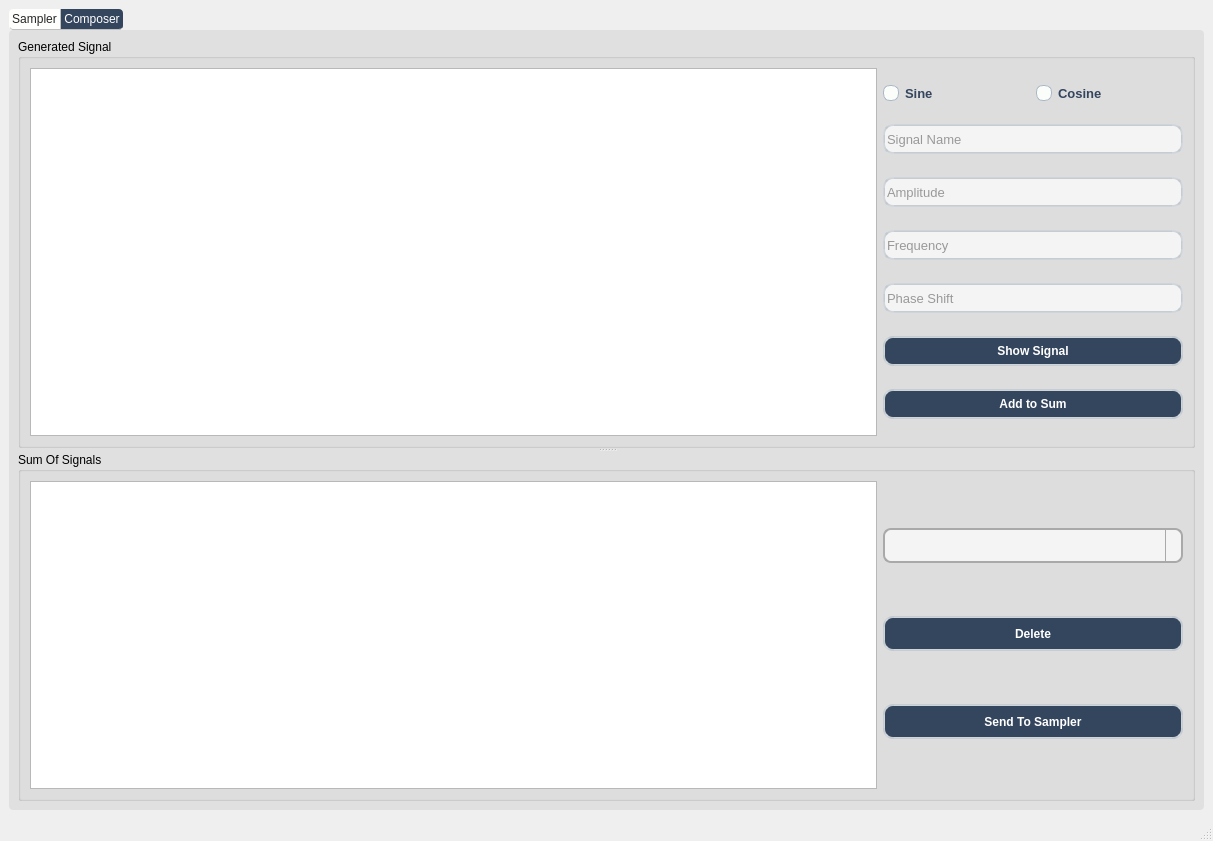
This is Sampling_Studio.ui in malaknasser812/SBME_DSP_SignalReconstruction as Qt 5 draws it before an edit. The edited form follows.
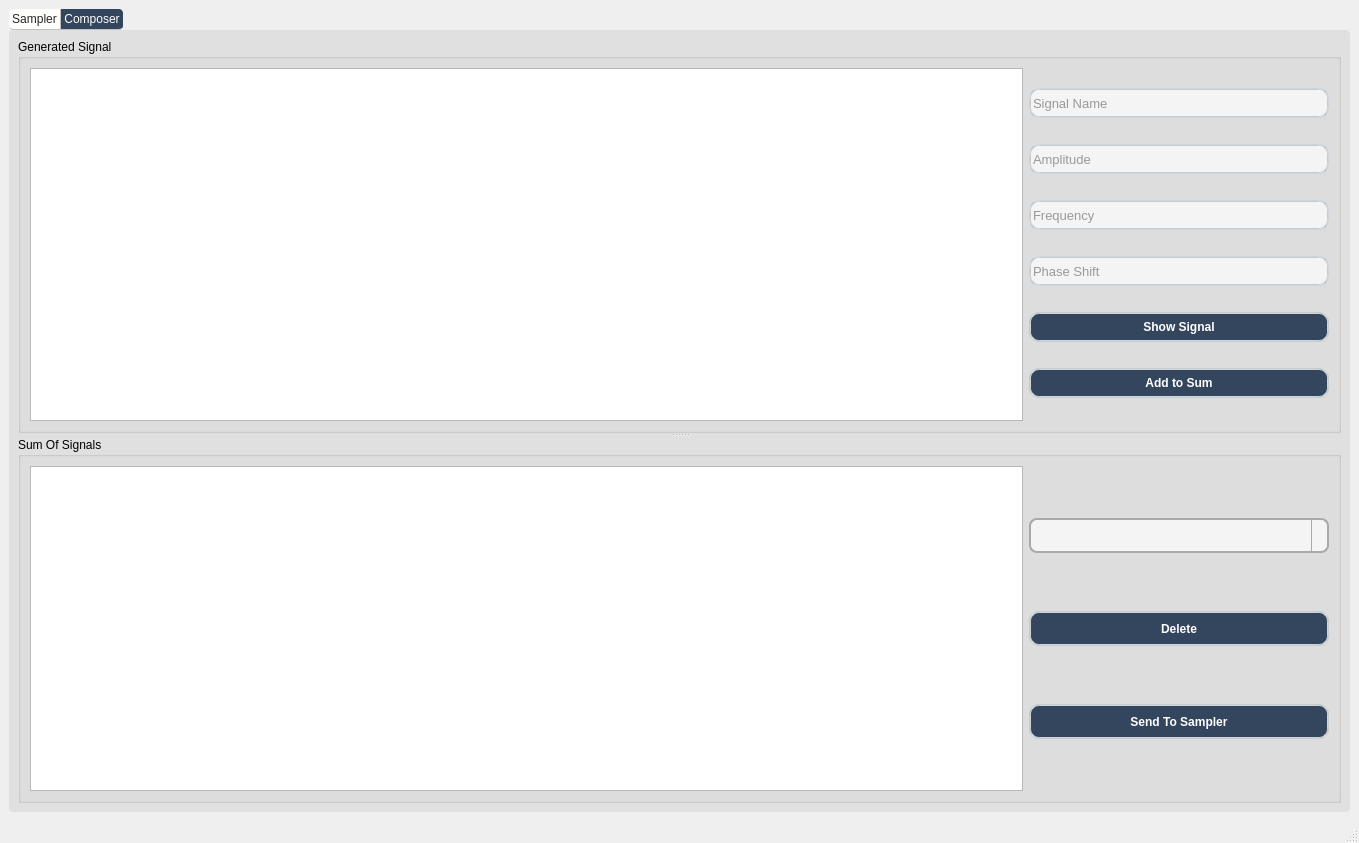
This is the edited form. The open tabs and pages were chosen to show the change. Icons and pictures are not drawn. Custom widgets are drawn as their Qt base class.

Commit message: ui new by farah

Diff of the .ui file:
```diff
--- a/Sampling_Studio.ui
+++ b/Sampling_Studio.ui
@@ -6,8 +6,8 @@
    <rect>
     <x>0</x>
     <y>0</y>
-    <width>1213</width>
-    <height>841</height>
+    <width>1359</width>
+    <height>843</height>
    </rect>
   </property>
   <property name="windowTitle">
@@ -790,66 +790,6 @@
                 <property name="leftMargin">
                  <number>0</number>
                 </property>
-                <item>
-                 <layout class="QHBoxLayout" name="horizontalLayout">
-                  <property name="leftMargin">
-                   <number>0</number>
-                  </property>
-                  <property name="topMargin">
-                   <number>0</number>
-                  </property>
-                  <item>
-                   <widget class="QRadioButton" name="sin_radioButton">
-                    <property name="maximumSize">
-                     <size>
-                      <width>500</width>
-                      <height>16777215</height>
-                     </size>
-                    </property>
-                    <property name="font">
-                     <font>
-                      <pointsize>10</pointsize>
-                      <bold>true</bold>
-                     </font>
-                    </property>
-                    <property name="styleSheet">
-                     <string notr="true">QRadioButton::indicator:checked {
-    border-color: #48a5fd;
-    background-color: qradialgradient(cx:0.5, cy:0.5, radius:0.4,fx:0.5, fy:0.5, stop:0 #ffffff, stop:0.5 #ffffff, stop:0.6 #34455e, stop:1 #34455e);
-}</string>
-                    </property>
-                    <property name="text">
-                     <string>Sine</string>
-                    </property>
-                   </widget>
-                  </item>
-                  <item>
-                   <widget class="QRadioButton" name="cos_radioButton">
-                    <property name="maximumSize">
-                     <size>
-                      <width>500</width>
-                      <height>16777215</height>
-                     </size>
-                    </property>
-                    <property name="font">
-                     <font>
-                      <pointsize>10</pointsize>
-                      <bold>true</bold>
-                     </font>
-                    </property>
-                    <property name="styleSheet">
-                     <string notr="true">QRadioButton::indicator:checked {
-    border-color: #48a5fd;
-    background-color: qradialgradient(cx:0.5, cy:0.5, radius:0.4,fx:0.5, fy:0.5, stop:0 #ffffff, stop:0.5 #ffffff, stop:0.6 #34455e, stop:1 #34455e);
-}</string>
-                    </property>
-                    <property name="text">
-                     <string>Cosine</string>
-                    </property>
-                   </widget>
-                  </item>
-                 </layout>
-                </item>
                 <item>
                  <widget class="QLineEdit" name="name_lineEdit">
                   <property name="minimumSize">
@@ -977,6 +917,7 @@
                   </property>
                   <property name="font">
                    <font>
+                    <weight>75</weight>
                     <bold>true</bold>
                    </font>
                   </property>
@@ -1019,6 +960,7 @@
                   </property>
                   <property name="font">
                    <font>
+                    <weight>75</weight>
                     <bold>true</bold>
                    </font>
                   </property>
@@ -1095,6 +1037,7 @@
                   </property>
                   <property name="font">
                    <font>
+                    <weight>75</weight>
                     <bold>true</bold>
                    </font>
                   </property>
@@ -1137,6 +1080,7 @@
                   </property>
                   <property name="font">
                    <font>
+                    <weight>75</weight>
                     <bold>true</bold>
                    </font>
                   </property>
```
Left out of the diff: 34 changed lines with no effect on the pictures.
